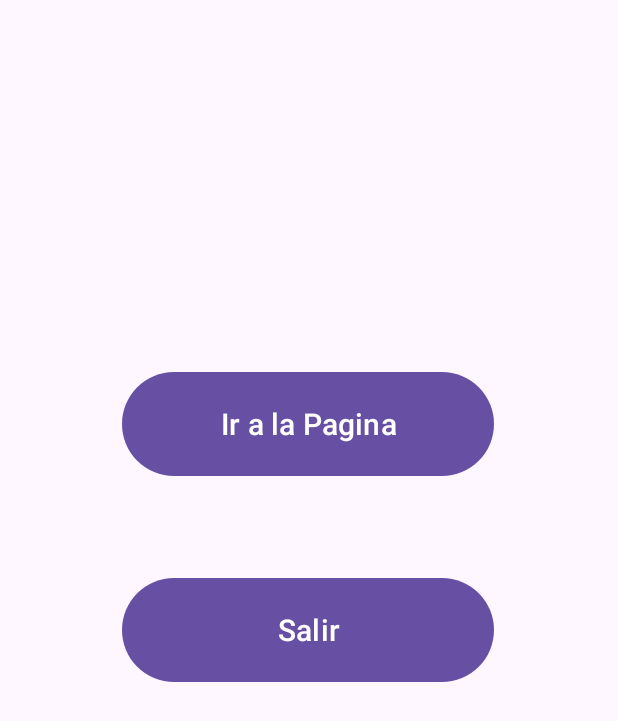
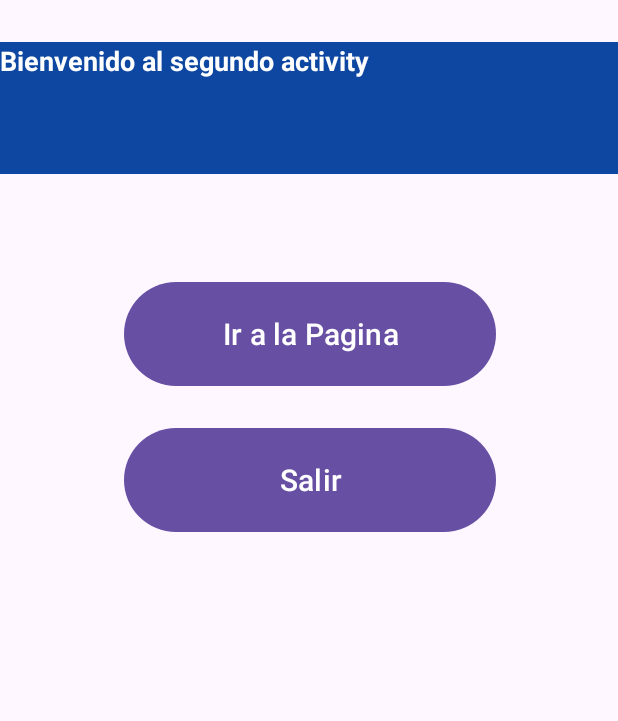
Before and after one commit to lomejor77/Ejercicio8, an Android app: the MainActivity2 screen opened directly, with no data from a screen before it, after a tap on "Ir a la Pagina", on a phone screen of 412 x 824 dp. Shown: the top 721 px of the screen. Run offline under Robolectric (Android 15) with nearby library versions, the phone set to English and light mode, and no system bars.

Commit message:
Ejercicio8 terminado

```diff
--- a/app/src/main/java/cl/awakelabs/ejercicio8/MainActivity.java
+++ b/app/src/main/java/cl/awakelabs/ejercicio8/MainActivity.java
@@ -24,6 +24,7 @@ public class MainActivity extends AppCompatActivity {
             public void onClick(View view) {
                 Intent intent = new Intent(MainActivity.this,MainActivity2.class);
                 startActivity(intent);
+
             }
         });
 
--- a/app/src/main/java/cl/awakelabs/ejercicio8/MainActivity2.java
+++ b/app/src/main/java/cl/awakelabs/ejercicio8/MainActivity2.java
@@ -7,26 +7,45 @@ import android.net.Uri;
 import android.os.Bundle;
 import android.view.View;
 import android.widget.Button;
+import android.widget.TextView;
+import android.widget.Toast;
 
 public class MainActivity2 extends AppCompatActivity {
-
+    private TextView textView;
     @Override
     protected void onCreate(Bundle savedInstanceState) {
         super.onCreate(savedInstanceState);
         setContentView(R.layout.activity_main2);
 
+        textView = (TextView) this.findViewById(R.id.tvMarquesina);
+        textView.setText("Bienvenido al segundo activity");
+        textView.setSelected(true);
+
         initListeners();
+
+
     }
 
     private void initListeners() {
         Button goUrl = findViewById(R.id.btnGoTo);
+        Button goBack = findViewById(R.id.btnExit);
 
         goUrl.setOnClickListener(new View.OnClickListener() {
+           //intent implicito
             @Override
             public void onClick(View view) {
-                Intent implicitIntent = new Intent(Intent.ACTION_VIEW, Uri.parse("https://kotlindoc.blogspot.com/2019/10/android-log-con-timber.html"));
-                //startActivity(intent);
+                Intent abreUrl = new Intent(Intent.ACTION_VIEW, Uri.parse("https://kotlindoc.blogspot.com/2019/10/android-log-con-timber.html"));
+                startActivity(abreUrl);
+                Toast.makeText(MainActivity2.this, "Vamos a la URL", Toast.LENGTH_SHORT).show();
             }
         });
+
+        goBack.setOnClickListener(new View.OnClickListener() {
+            @Override
+            public void onClick(View view) {
+                onBackPressed();
+            }
+        });
+
     }
 }
--- a/app/src/main/res/layout/activity_main2.xml
+++ b/app/src/main/res/layout/activity_main2.xml
@@ -10,23 +10,43 @@
         android:id="@+id/btnGoTo"
         android:layout_width="248dp"
         android:layout_height="77dp"
-        android:layout_marginTop="244dp"
-        android:text="Ir a la Pagina"
+        android:layout_marginTop="68dp"
+        android:text="@string/ir_a_la_pagina"
         android:textSize="20sp"
-        app:layout_constraintEnd_toEndOf="parent"
-        app:layout_constraintHorizontal_bias="0.496"
-        app:layout_constraintStart_toStartOf="parent"
-        app:layout_constraintTop_toTopOf="parent" />
+        app:layout_constraintEnd_toEndOf="@+id/tvMarquesina"
+        app:layout_constraintHorizontal_bias="0.503"
+        app:layout_constraintStart_toStartOf="@+id/tvMarquesina"
+        app:layout_constraintTop_toBottomOf="@+id/tvMarquesina" />
 
     <Button
         android:id="@+id/btnExit"
         android:layout_width="248dp"
         android:layout_height="77dp"
-        android:layout_marginTop="60dp"
-        android:text="Salir"
+        android:layout_marginTop="20dp"
+        android:text="@string/salir"
         android:textSize="20sp"
         app:layout_constraintEnd_toEndOf="@+id/btnGoTo"
-        app:layout_constraintHorizontal_bias="0.496"
+        app:layout_constraintHorizontal_bias="0.0"
         app:layout_constraintStart_toStartOf="@+id/btnGoTo"
         app:layout_constraintTop_toBottomOf="@+id/btnGoTo" />
+
+    <TextView
+        android:id="@+id/tvMarquesina"
+        android:layout_width="match_parent"
+        android:layout_height="88dp"
+        android:layout_marginTop="28dp"
+        android:background="#0D47A1"
+        android:hint="@string/texto"
+        android:focusable="false"
+        android:ellipsize="marquee"
+        android:marqueeRepeatLimit="marquee_forever"
+        android:scrollHorizontally="true"
+        android:singleLine="true"
+        android:textColor="@color/white"
+        android:textColorHint="#616161"
+        android:textSize="18sp"
+        android:textStyle="bold"
+        app:layout_constraintEnd_toEndOf="parent"
+        app:layout_constraintStart_toStartOf="parent"
+        app:layout_constraintTop_toTopOf="parent" />
 </androidx.constraintlayout.widget.ConstraintLayout>
--- a/app/src/main/res/values/strings.xml
+++ b/app/src/main/res/values/strings.xml
@@ -2,4 +2,7 @@
     <string name="app_name">Ejercicio8</string>
     <string name="inicio">Inicio</string>
     <string name="ir_a_la_actividad_dos">Ir a la actividad dos</string>
+    <string name="ir_a_la_pagina">Ir a la Pagina</string>
+    <string name="salir">Salir</string>
+    <string name="texto">texto</string>
 </resources>
```
